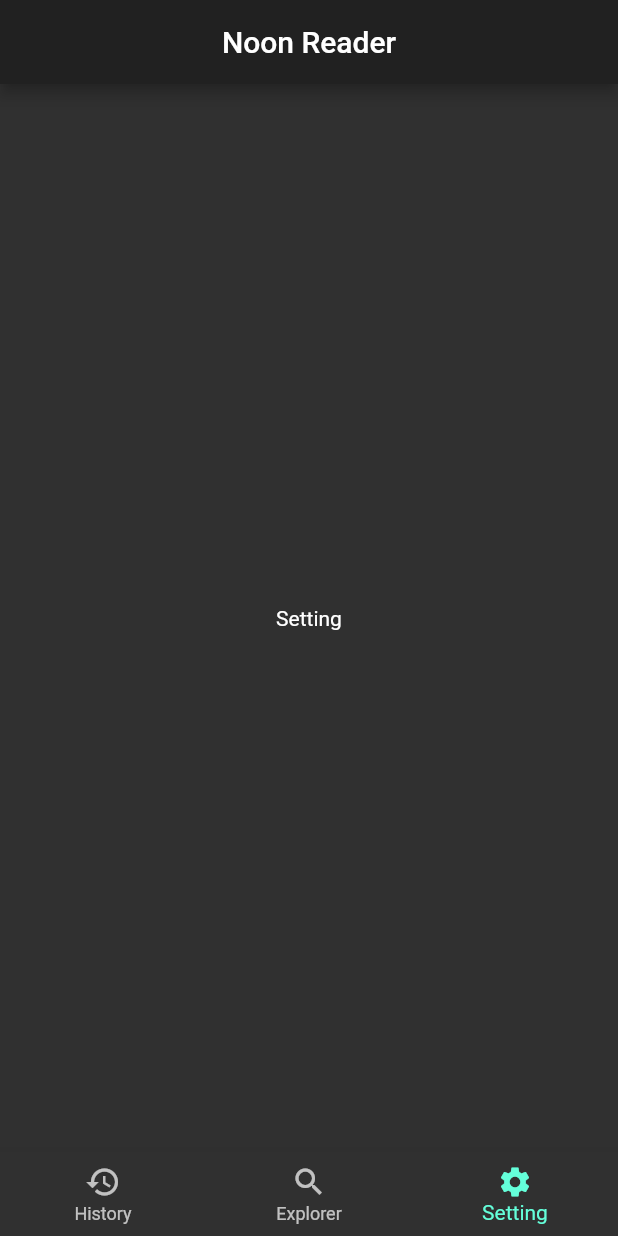
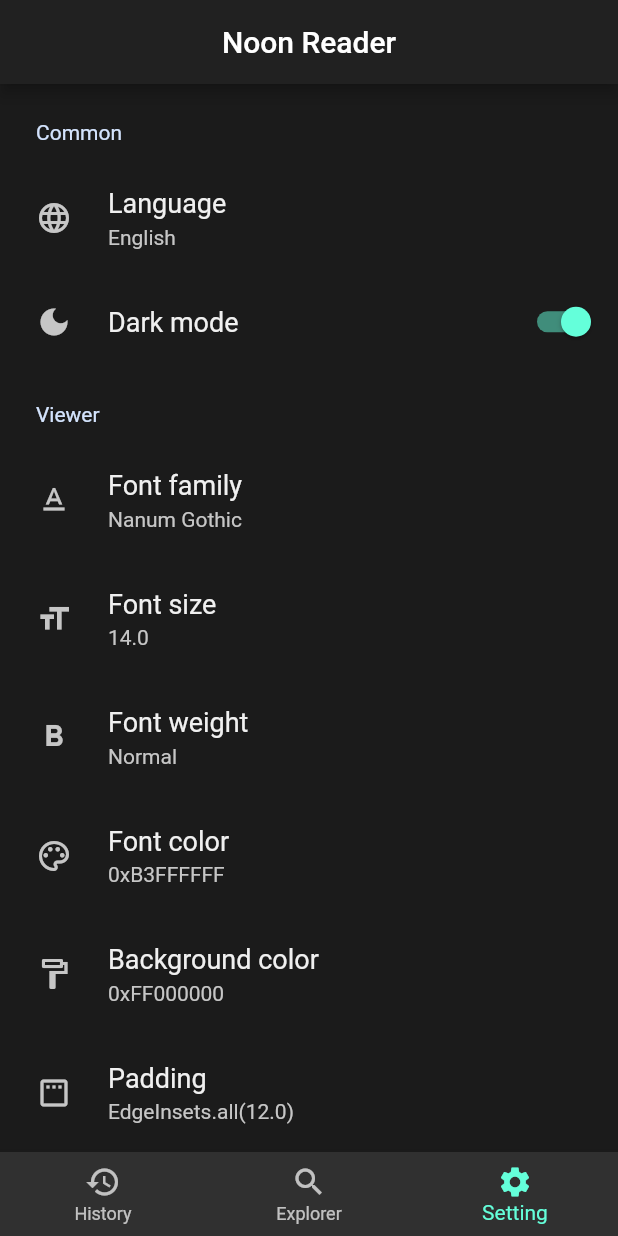
Before and after one commit to Aqudi/noon_reader, a Flutter app: the screen it shows after launch, item 3 of the bottom bar chosen, on a phone screen of 412 x 824 dp. Run offline on Flutter 3.47's test engine with Material 2 defaults, Android fonts, the phone set to English and light mode, and no system bars; drawn by our look-alikes of settings_ui; our stand-ins replace file_picker, flutter_hooks, freezed_annotation, google_fonts, hooks_riverpod, modal_bottom_sheet.

Commit message:
feat: Dark mode and viewer setting

```diff
--- a/lib/pages/setting/setting.dart
+++ b/lib/pages/setting/setting.dart
@@ -1,8 +1,89 @@
 import 'package:flutter/material.dart';
+import 'package:flutter_hooks/flutter_hooks.dart';
+import 'package:hooks_riverpod/hooks_riverpod.dart';
+import 'package:settings_ui/settings_ui.dart';
 
-class SettingPage extends StatelessWidget {
+import 'package:noon_reader/utils/extensions.dart';
+
+import 'setting_viewmodel.dart';
+
+class SettingPage extends HookWidget {
   @override
   Widget build(BuildContext context) {
-    return Center(child: Text('Setting'));
+    final settingViewModel = useProvider(settingViewModelProvider);
+    final setting = settingViewModel.setting;
+
+    return SettingsList(
+      sections: [
+        SettingsSection(
+          title: 'Common',
+          tiles: [
+            SettingsTile(
+              title: 'Language',
+              subtitle: setting.language,
+              leading: Icon(Icons.language),
+              onPressed: settingViewModel.languageOnPressed,
+            ),
+            SettingsTile.switchTile(
+              title: 'Dark mode',
+              leading: Icon(Icons.dark_mode),
+              onToggle: settingViewModel.darkModeOnToggle,
+              switchValue: setting.darkMode,
+            ),
+          ],
+        ),
+        SettingsSection(
+          title: 'Viewer',
+          tiles: [
+            SettingsTile(
+              title: 'Font family',
+              subtitle: setting.fontFamily,
+              leading: Icon(Icons.text_format),
+              onPressed: settingViewModel.fontFamilyOnPressed,
+            ),
+            SettingsTile(
+              title: 'Font size',
+              subtitle: '${setting.fontSize}',
+              leading: Icon(Icons.format_size),
+              onPressed: settingViewModel.fontSizeOnPressed,
+            ),
+            SettingsTile(
+              title: 'Font weight',
+              subtitle: setting.fontWeight.toReadableName(),
+              leading: Icon(Icons.format_bold),
+              onPressed: settingViewModel.fontWeightOnPressed,
+            ),
+            SettingsTile(
+              title: 'Font color',
+              subtitle: setting.fontColor.toReadableName(),
+              leading: Icon(Icons.palette_outlined),
+              onPressed: settingViewModel.fontColorOnPressed,
+            ),
+            SettingsTile(
+              title: 'Background color',
+              subtitle: setting.backgroundColor.toReadableName(),
+              leading: Icon(Icons.format_paint_outlined),
+              onPressed: settingViewModel.backgroundColorOnPressed,
+            ),
+            SettingsTile(
+              title: 'Padding',
+              subtitle: '${setting.padding}',
+              leading: Icon(Icons.padding_outlined),
+              onPressed: settingViewModel.paddingOnPressed,
+            ),
+          ],
+        ),
+        SettingsSection(
+          title: 'Misc',
+          tiles: [
+            SettingsTile(
+                title: 'Terms of Service', leading: Icon(Icons.description)),
+            SettingsTile(
+                title: 'Open source licenses',
+                leading: Icon(Icons.collections_bookmark)),
+          ],
+        ),
+      ],
+    );
   }
 }
--- /dev/null
+++ b/lib/pages/setting/widgets/widgets.dart
@@ -0,0 +1 @@
+export 'option_modal.dart';
```
Also changed, not shown: lib/pages/setting/setting_viewmodel.dart (added, +189 -0 lines), lib/pages/setting/widgets/option_modal.dart (added, +47 -0 lines).
